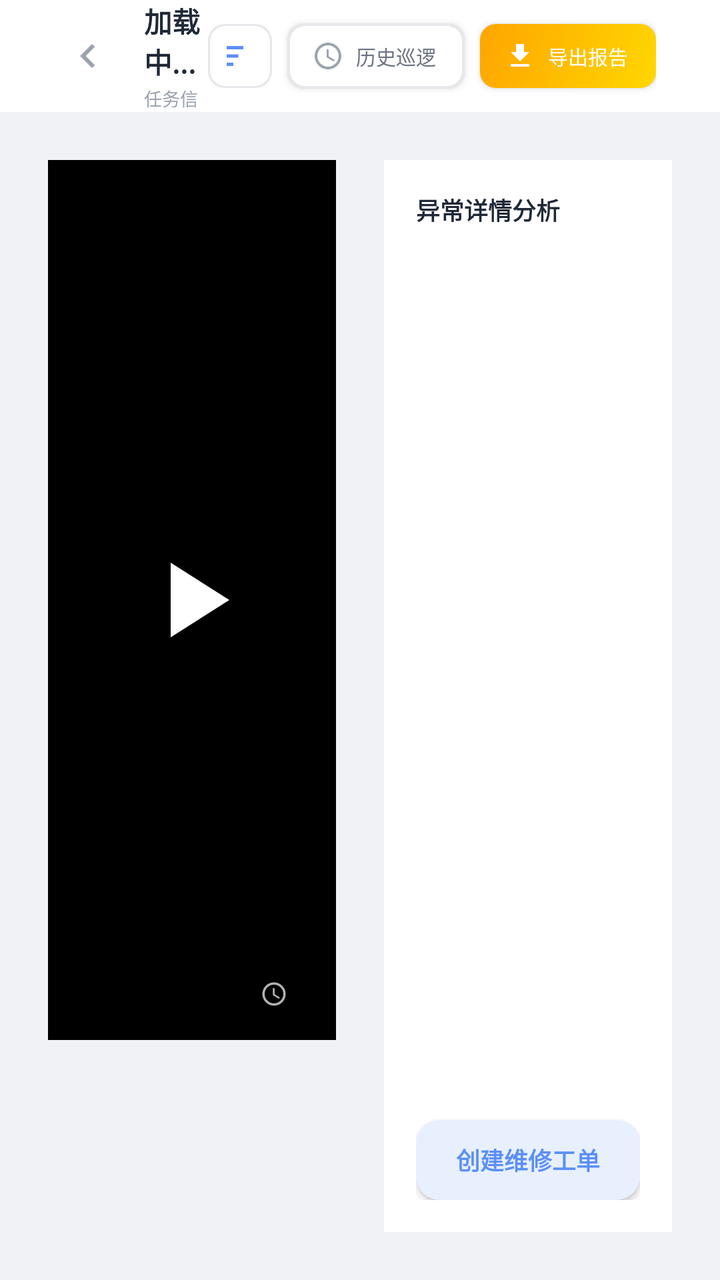
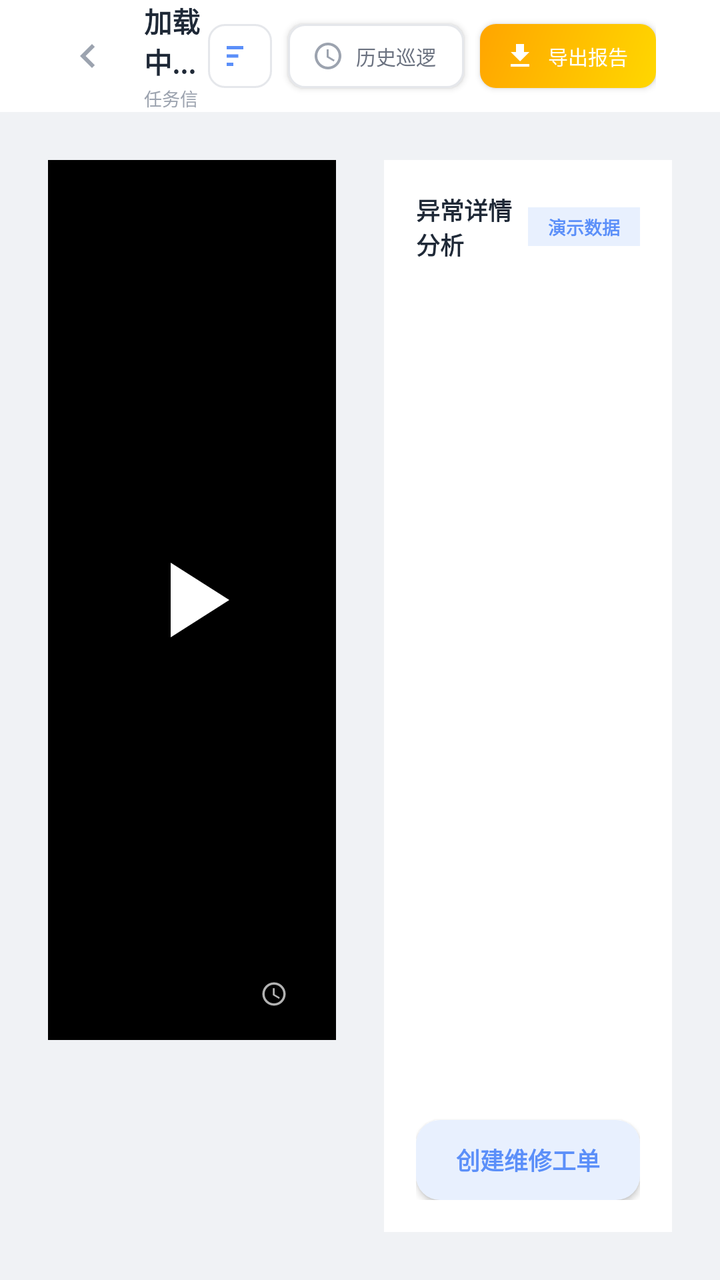

Two renders of the same Android screen: before a commit and after it. Below are the layout's source before the change and the commit's diff.
<!-- AndroidManifest.xml: application theme Theme.AppCompat.Light.NoActionBar -->
<!-- res/layout/activity_mission_detail.xml -->
<?xml version="1.0" encoding="utf-8"?>
<LinearLayout xmlns:android="http://schemas.android.com/apk/res/android"
    xmlns:app="http://schemas.android.com/apk/res-auto"
    xmlns:tools="http://schemas.android.com/tools"
    android:layout_width="match_parent"
    android:layout_height="match_parent"
    android:background="@color/bg_page"
    android:orientation="vertical">

    <LinearLayout
        android:layout_width="match_parent"
        android:layout_height="56dp"
        android:background="@color/bg_card"
        android:orientation="horizontal"
        android:paddingHorizontal="32dp">

        <LinearLayout
            android:layout_width="0dp"
            android:layout_height="match_parent"
            android:layout_weight="1"
            android:gravity="center_vertical"
            android:orientation="horizontal">

            <ImageView
                android:id="@+id/iv_back"
                android:layout_width="24dp"
                android:layout_height="24dp"
                android:layout_marginEnd="16dp"
                android:src="@drawable/ic_back" />

            <LinearLayout
                android:layout_width="wrap_content"
                android:layout_height="wrap_content"
                android:orientation="vertical">

                <TextView
                    android:id="@+id/tv_header_title"
                    android:layout_width="wrap_content"
                    android:layout_height="wrap_content"
                    android:text="@string/loading"
                    android:textColor="@color/text_primary"
                    android:textSize="14sp"
                    android:textStyle="bold" />

                <TextView
                    android:id="@+id/tv_header_subtitle"
                    android:layout_width="wrap_content"
                    android:layout_height="wrap_content"
                    android:layout_marginTop="2dp"
                    android:text="@string/subtitle_task_info"
                    android:textColor="@color/text_hint"
                    android:textSize="9sp" />

            </LinearLayout>

        </LinearLayout>

        <LinearLayout
            android:layout_width="wrap_content"
            android:layout_height="match_parent"
            android:gravity="center_vertical"
            android:orientation="horizontal">

            <ImageView
                android:id="@+id/btn_filter"
                android:layout_width="32dp"
                android:layout_height="32dp"
                android:layout_marginEnd="8dp"
                android:background="@drawable/btn_white_radius"
                android:contentDescription="@string/filter_title"
                android:padding="6dp"
                android:src="@drawable/ic_filter" />

            <Button
                android:id="@+id/btn_history"
                android:layout_width="wrap_content"
                android:layout_height="32dp"
                android:background="@drawable/btn_white_radius"
                android:drawableStart="@drawable/ic_history"
                android:drawablePadding="4dp"
                android:paddingHorizontal="12dp"
                android:text="@string/btn_history"
                android:textColor="@color/text_secondary"
                android:textSize="10sp"
                app:backgroundTint="@null" />

            <Button
                android:id="@+id/btn_export"
                android:layout_width="wrap_content"
                android:layout_height="32dp"
                android:layout_marginStart="8dp"
                android:background="@drawable/btn_vip_gradient"
                android:drawableStart="@drawable/ic_download"
                android:drawablePadding="4dp"
                android:paddingHorizontal="12dp"
                android:text="@string/btn_export_report"
                android:textColor="@color/white"
                android:textSize="10sp"
                app:backgroundTint="@null" />

        </LinearLayout>

    </LinearLayout>

    <LinearLayout
        android:layout_width="match_parent"
        android:layout_height="0dp"
        android:layout_weight="1"
        android:orientation="horizontal"
        android:padding="24dp">

        <LinearLayout
            android:layout_width="0dp"
            android:layout_height="match_parent"
            android:layout_weight="1"
            android:orientation="vertical">

            <RelativeLayout
                android:id="@+id/video_container"
                android:layout_width="match_parent"
                android:layout_height="0dp"
                android:layout_weight="1"
                android:background="@color/black"
                android:clipToPadding="false">

                <FrameLayout
                    android:id="@+id/video_frame"
                    android:layout_width="match_parent"
                    android:layout_height="match_parent"
                    android:visibility="gone" />

                <ImageView
                    android:id="@+id/iv_video_poster"
                    android:layout_width="match_parent"
                    android:layout_height="match_parent"
                    android:scaleType="centerCrop" />

                <TextView
                    android:id="@+id/tv_defect_id"
                    android:layout_width="wrap_content"
                    android:layout_height="wrap_content"
                    android:layout_alignParentStart="true"
                    android:layout_alignParentTop="true"
                    android:layout_margin="12dp"
                    android:background="@color/danger"
                    android:paddingHorizontal="8dp"
                    android:paddingVertical="4dp"
                    android:textColor="@color/white"
                    android:textSize="8sp"
                    android:textStyle="bold"
                    android:visibility="gone" />

                <TextView
                    android:id="@+id/tv_duration"
                    android:layout_width="wrap_content"
                    android:layout_height="wrap_content"
                    android:layout_alignParentEnd="true"
                    android:layout_alignParentBottom="true"
                    android:layout_margin="12dp"
                    android:background="@color/black_transparent_60"
                    android:drawableStart="@drawable/ic_timer"
                    android:drawablePadding="4dp"
                    android:paddingHorizontal="8dp"
                    android:paddingVertical="4dp"
                    android:textColor="@color/white"
                    android:textSize="9sp" />

                <Button
                    android:id="@+id/btn_fullscreen"
                    android:layout_width="32dp"
                    android:layout_height="32dp"
                    android:layout_alignParentEnd="true"
                    android:layout_alignParentTop="true"
                    android:layout_margin="12dp"
                    android:background="@drawable/btn_fullscreen"
                    android:src="@drawable/ic_fullscreen" />

                <RelativeLayout
                    android:id="@+id/play_overlay"
                    android:layout_width="match_parent"
                    android:layout_height="match_parent"
                    android:background="@color/black_transparent_30">

                    <ImageView
                        android:layout_width="64dp"
                        android:layout_height="64dp"
                        android:layout_centerInParent="true"
                        android:src="@drawable/ic_play" />

                </RelativeLayout>

            </RelativeLayout>

            <HorizontalScrollView
                android:layout_width="match_parent"
                android:layout_height="80dp"
                android:scrollbarStyle="outsideOverlay"
                android:layout_marginTop="16dp">

                <LinearLayout
                    android:id="@+id/thumbnails_container"
                    android:layout_width="wrap_content"
                    android:layout_height="match_parent"
                    android:orientation="horizontal"
                    android:paddingVertical="8dp" />

            </HorizontalScrollView>

        </LinearLayout>

        <LinearLayout
            android:layout_width="0dp"
            android:layout_height="match_parent"
            android:layout_weight="1"
            android:background="@color/bg_card"
            android:orientation="vertical"
            android:padding="16dp"
            android:layout_marginStart="24dp">

            <TextView
                android:layout_width="wrap_content"
                android:layout_height="wrap_content"
                android:text="@string/analysis_title"
                android:textColor="@color/text_primary"
                android:textSize="12sp"
                android:textStyle="bold" />

            <ScrollView
                android:layout_width="match_parent"
                android:layout_height="0dp"
                android:layout_weight="1"
                android:layout_marginTop="16dp">

                <LinearLayout
                    android:id="@+id/analysis_container"
                    android:layout_width="match_parent"
                    android:layout_height="wrap_content"
                    android:orientation="vertical" />

            </ScrollView>

            <Button
                android:id="@+id/btn_create_order"
                android:layout_width="match_parent"
                android:layout_height="40dp"
                android:layout_marginTop="24dp"
                android:background="@drawable/btn_create_order"
                android:text="@string/btn_create_work_order"
                android:textColor="@color/primary"
                android:textSize="12sp"
                android:textStyle="bold"
                app:backgroundTint="@null" />

        </LinearLayout>

    </LinearLayout>

</LinearLayout>
<!-- resources referenced by this layout -->
<resources>
  <color name="bg_card">#FFFFFF</color>
  <color name="bg_page">#F0F2F5</color>
  <color name="black">#000000</color>
  <color name="black_transparent_30">#4D000000</color>
  <color name="black_transparent_60">#99000000</color>
  <color name="danger">#EF4444</color>
  <color name="primary">#5B8FF9</color>
  <color name="text_hint">#9CA3AF</color>
  <color name="text_primary">#1F2937</color>
  <color name="text_secondary">#6B7280</color>
  <color name="white">#FFFFFF</color>
  <!-- drawable btn_create_order (drawable) -->
  <shape xmlns:android="http://schemas.android.com/apk/res/android"
      android:shape="rectangle">
      <solid android:color="@color/primary_light"/>
      <corners android:radius="12dp"/>
  </shape>
  <!-- drawable btn_fullscreen (drawable) -->
  <shape xmlns:android="http://schemas.android.com/apk/res/android"
      android:shape="rectangle">
      <solid android:color="@color/black_transparent_60"/>
      <corners android:radius="8dp"/>
  </shape>
  <!-- drawable btn_vip_gradient (drawable) -->
  <shape xmlns:android="http://schemas.android.com/apk/res/android"
      android:shape="rectangle">
      <gradient
          android:angle="135"
          android:startColor="@color/vip_gold"
          android:endColor="@color/vip_orange"/>
      <corners android:radius="8dp"/>
  </shape>
  <!-- drawable btn_white_radius (drawable) -->
  <shape xmlns:android="http://schemas.android.com/apk/res/android"
      android:shape="rectangle">
      <solid android:color="@color/bg_card"/>
      <stroke android:color="@color/border" android:width="1dp"/>
      <corners android:radius="8dp"/>
  </shape>
  <!-- drawable ic_back (drawable) -->
  <vector xmlns:android="http://schemas.android.com/apk/res/android"
      android:width="24dp"
      android:height="24dp"
      android:viewportWidth="24"
      android:viewportHeight="24"
      android:tint="@color/text_hint">
      <path
          android:fillColor="@android:color/white"
          android:pathData="M15.41,7.41L14,6l-6,6 6,6 1.41,-1.41L10.83,12z"/>
  </vector>
  <!-- drawable ic_download (drawable) -->
  <vector xmlns:android="http://schemas.android.com/apk/res/android"
      android:width="16dp"
      android:height="16dp"
      android:viewportWidth="24"
      android:viewportHeight="24"
      android:tint="@color/white">
      <path
          android:fillColor="@android:color/white"
          android:pathData="M19,9h-4V3H9v6H5l7,7 7,-7zM5,18v2h14v-2H5z"/>
  </vector>
  <!-- drawable ic_fullscreen (drawable) -->
  <?xml version="1.0" encoding="utf-8"?>
  <vector xmlns:android="http://schemas.android.com/apk/res/android"
          android:width="16dp"
          android:height="16dp"
          android:viewportWidth="24"
          android:viewportHeight="24">
      <path
              android:fillColor="@color/white"
              android:pathData="M7,14L5,14v5h5v-2L7,17v-3zM5,10h2L7,7h3L10,5L5,5v5zM17,17h-3v2h5v-5h-2v3zM14,5v2h3v3h2L19,5h-5z"/>
  </vector>
  <!-- drawable ic_play (drawable) -->
  <vector xmlns:android="http://schemas.android.com/apk/res/android"
      android:width="64dp"
      android:height="64dp"
      android:viewportWidth="24"
      android:viewportHeight="24"
      android:tint="@color/white">
      <path
          android:fillColor="@android:color/white"
          android:pathData="M8,5v14l11,-7z"/>
  </vector>
  <string name="analysis_title">异常详情分析</string>
  <string name="btn_create_work_order">创建维修工单</string>
  <string name="btn_export_report">导出报告</string>
  <string name="btn_history">历史巡逻</string>
  <string name="filter_title">筛选条件</string>
  <string name="loading">加载中...</string>
  <string name="subtitle_task_info">任务信息</string>
  <color name="primary_light">#E8F0FE</color>
  <color name="vip_gold">#FFD700</color>
  <color name="vip_orange">#FFA500</color>
  <color name="border">#E5E7EB</color>
  <!-- unchanged entries left out for length: 3 -->
</resources>

<!-- the commit's change to res/layout/activity_mission_detail.xml (unified diff, before → after) -->
@@ -217,13 +217,34 @@
             android:padding="16dp"
             android:layout_marginStart="24dp">
 
-            <TextView
-                android:layout_width="wrap_content"
+            <LinearLayout
+                android:layout_width="match_parent"
                 android:layout_height="wrap_content"
-                android:text="@string/analysis_title"
-                android:textColor="@color/text_primary"
-                android:textSize="12sp"
-                android:textStyle="bold" />
+                android:orientation="horizontal"
+                android:gravity="center_vertical">
+
+                <TextView
+                    android:layout_width="0dp"
+                    android:layout_height="wrap_content"
+                    android:layout_weight="1"
+                    android:text="@string/analysis_title"
+                    android:textColor="@color/text_primary"
+                    android:textSize="12sp"
+                    android:textStyle="bold" />
+
+                <TextView
+                    android:id="@+id/tv_analysis_source"
+                    android:layout_width="wrap_content"
+                    android:layout_height="wrap_content"
+                    android:background="@color/primary_light"
+                    android:paddingHorizontal="10dp"
+                    android:paddingVertical="3dp"
+                    android:text="演示数据"
+                    android:textColor="@color/primary"
+                    android:textSize="9sp"
+                    android:textStyle="bold" />
+
+            </LinearLayout>
 
             <ScrollView
                 android:layout_width="match_parent"
